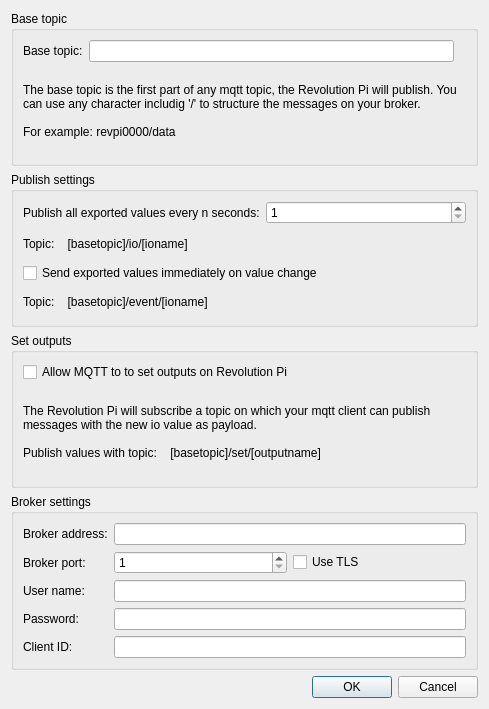
Before: the Qt Designer form ui_dev/mqttmanager.ui in naruxde/revpicommander, drawn with Qt 5.
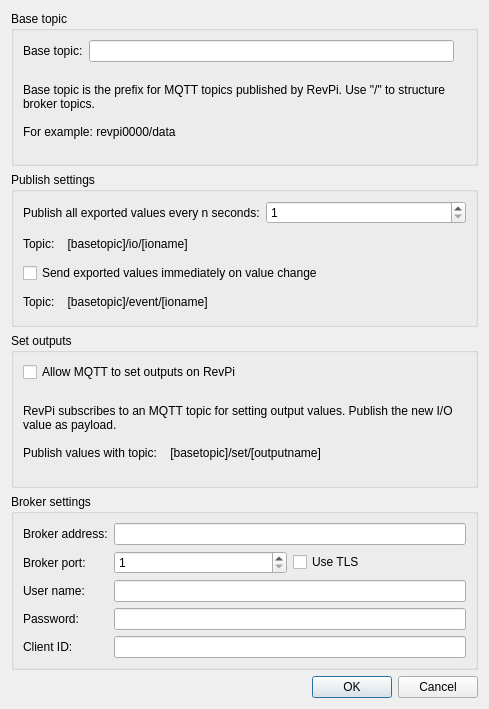
After: the same form once the commit is applied.

Patch:
```diff
--- a/ui_dev/mqttmanager.ui
+++ b/ui_dev/mqttmanager.ui
@@ -29,7 +29,7 @@
          </size>
         </property>
         <property name="text">
-         <string>The base topic is the first part of any mqtt topic, the Revolution Pi will publish. You can use any character includig '/' to structure the messages on your broker.
+         <string>Base topic is the prefix for MQTT topics published by RevPi. Use "/" to structure broker topics.
 
 For example: revpi0000/data</string>
         </property>
@@ -113,7 +113,7 @@
          </size>
         </property>
         <property name="text">
-         <string>The Revolution Pi will subscribe a topic on which your mqtt client can publish messages with the new io value as payload.
+         <string>RevPi subscribes to an MQTT topic for setting output values. Publish the new I/O value as payload.
 
 Publish values with topic:    [basetopic]/set/[outputname]</string>
         </property>
@@ -125,7 +125,7 @@
       <item row="0" column="0">
        <widget class="QCheckBox" name="cbx_write_outputs">
         <property name="text">
-         <string>Allow MQTT to to set outputs on Revolution Pi</string>
+         <string>Allow MQTT to set outputs on RevPi</string>
         </property>
        </widget>
       </item>
```
